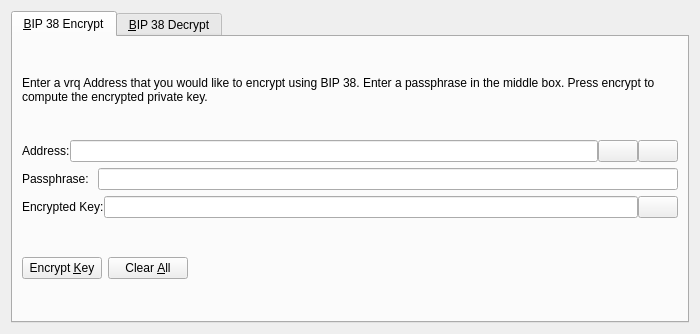
PayQ/mrq, file src/qt/forms/bip38tooldialog.ui: the form before one commit.
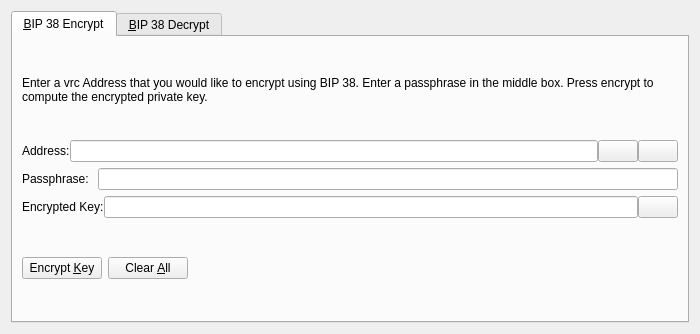
The form after the commit. The open tabs and pages were chosen to show the change. Icons and pictures are not drawn. Custom widgets are drawn as their Qt base class.

What changed in the file:
```diff
--- a/src/qt/forms/bip38tooldialog.ui
+++ b/src/qt/forms/bip38tooldialog.ui
@@ -30,7 +30,7 @@
        <item>
         <widget class="QLabel" name="infoLabel_ENC">
          <property name="text">
-          <string>Enter a vrq Address that you would like to encrypt using BIP 38. Enter a passphrase in the middle box. Press encrypt to compute the encrypted private key.</string>
+          <string>Enter a vrc Address that you would like to encrypt using BIP 38. Enter a passphrase in the middle box. Press encrypt to compute the encrypted private key.</string>
          </property>
          <property name="textFormat">
           <enum>Qt::PlainText</enum>
```
Left out of the diff: 24 changed lines with no effect on the pictures.
